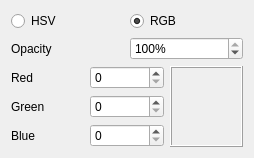
The window that widgets/colorspinboxgroup.ui (liuyanghejerry/painttyWidget) describes before a commit, drawn with Qt 5.
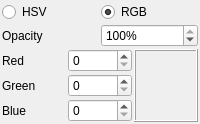
The same window after the commit.

```diff
--- a/widgets/colorspinboxgroup.ui
+++ b/widgets/colorspinboxgroup.ui
@@ -3,17 +3,18 @@
  <author>liuyanghejerry@126.com</author>
  <class>ColorSpinBoxGroup</class>
  <widget class="QWidget" name="ColorSpinBoxGroup">
-  <property name="geometry">
-   <rect>
-    <x>0</x>
-    <y>0</y>
-    <width>254</width>
-    <height>152</height>
-   </rect>
-  </property>
   <layout class="QVBoxLayout" name="verticalLayout">
+   <property name="spacing">
+    <number>2</number>
+   </property>
+   <property name="margin">
+    <number>2</number>
+   </property>
    <item>
     <layout class="QHBoxLayout" name="horizontalLayout">
+     <property name="spacing">
+      <number>2</number>
+     </property>
      <item>
       <widget class="QRadioButton" name="hsv">
        <property name="text">
@@ -35,6 +36,9 @@
    </item>
    <item>
     <layout class="QHBoxLayout" name="horizontalLayout_2">
+     <property name="spacing">
+      <number>2</number>
+     </property>
      <item>
       <widget class="QLabel" name="opacity">
        <property name="text">
@@ -59,6 +63,9 @@
    </item>
    <item>
     <layout class="QGridLayout" name="gridLayout">
+     <property name="spacing">
+      <number>2</number>
+     </property>
      <item row="0" column="0">
       <widget class="QLabel" name="red">
        <property name="text">
```
